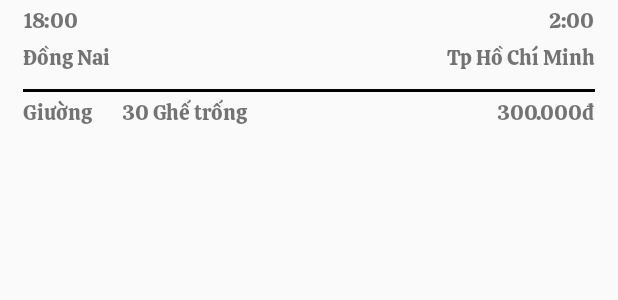
After one commit to dinhhongkong/Android_HeThongBanVeXe, an Android app: the layout journey_item_layout.xml on its own in the app's theme, with its tools: preview values and no code run, on a phone screen of 412 x 824 dp. The commit adds this screen. Shown: the top 300 px of the screen. Run offline under Robolectric (Android 15) with nearby library versions, the phone set to English and light mode, and no system bars.

Commit message:
update some feature

```diff
--- a/app/src/main/java/com/android/feature/profile/ProfileFragment.java
+++ b/app/src/main/java/com/android/feature/profile/ProfileFragment.java
@@ -25,5 +25,9 @@ public class ProfileFragment extends Fragment {
         return binding.getRoot();
     }
 
-
+    @Override
+    public void onDestroyView() {
+        binding = null;
+        super.onDestroyView();
+    }
 }
--- a/app/src/main/res/layout/fragment_reservation.xml
+++ b/app/src/main/res/layout/fragment_reservation.xml
@@ -25,10 +25,7 @@
             android:layout_width="match_parent"
             android:layout_height="wrap_content" />
 
-        <androidx.viewpager2.widget.ViewPager2
-            android:id="@+id/ViewPager"
-            android:layout_width="match_parent"
-            android:layout_height="match_parent" />
+
 
     </LinearLayout>
 
--- /dev/null
+++ b/app/src/main/res/layout/journey_item_layout.xml
@@ -0,0 +1,81 @@
+<?xml version="1.0" encoding="utf-8"?>
+<androidx.constraintlayout.widget.ConstraintLayout xmlns:android="http://schemas.android.com/apk/res/android"
+    xmlns:app="http://schemas.android.com/apk/res-auto"
+    android:layout_width="match_parent"
+    android:layout_height="wrap_content"
+    android:paddingStart="15dp"
+    android:paddingEnd="15dp">
+
+    <TextView
+        android:id="@+id/tvDepartureTime"
+        android:layout_width="wrap_content"
+        android:layout_height="wrap_content"
+        android:text="18:00"
+        app:layout_constraintStart_toStartOf="parent"
+        app:layout_constraintTop_toTopOf="parent" />
+
+    <TextView
+        android:id="@+id/tvDestinationTime"
+        android:layout_width="wrap_content"
+        android:layout_height="wrap_content"
+        android:text="2:00"
+        app:layout_constraintEnd_toEndOf="parent"
+        app:layout_constraintTop_toTopOf="parent" />
+
+    <TextView
+        android:id="@+id/tvDeparture"
+        android:layout_width="wrap_content"
+        android:layout_height="wrap_content"
+        android:text="Đồng Nai"
+        app:layout_constraintTop_toBottomOf="@+id/tvDepartureTime"
+        app:layout_constraintLeft_toLeftOf="parent"/>
+
+    <TextView
+        android:id="@+id/tvDestination"
+        android:layout_width="wrap_content"
+        android:layout_height="wrap_content"
+        android:text="Tp Hồ Chí Minh"
+        app:layout_constraintTop_toBottomOf="@+id/tvDestinationTime"
+        app:layout_constraintRight_toRightOf="parent"/>
+    <View
+        android:id="@+id/line"
+        android:layout_width="match_parent"
+        android:layout_height="2dp"
+        android:background="@color/black"
+        android:layout_marginTop="10dp"
+        app:layout_constraintTop_toBottomOf="@id/tvDeparture"/>
+
+    <TextView
+        android:id="@+id/tvSeatType"
+        android:layout_width="wrap_content"
+        android:layout_height="wrap_content"
+        android:text="Giường"
+        app:layout_constraintStart_toStartOf="parent"
+        app:layout_constraintTop_toBottomOf="@id/line" />
+
+    <TextView
+        android:id="@+id/tvEmptySeat"
+        android:layout_width="wrap_content"
+        android:layout_height="wrap_content"
+        android:text="30 Ghế trống"
+        android:layout_marginStart="20dp"
+        app:layout_constraintStart_toEndOf="@+id/tvSeatType"
+        app:layout_constraintTop_toBottomOf="@id/line" />
+
+    <TextView
+        android:id="@+id/tvPrice"
+        android:layout_width="wrap_content"
+        android:layout_height="wrap_content"
+        android:text="300.000đ"
+        app:layout_constraintTop_toBottomOf="@id/line"
+        app:layout_constraintEnd_toEndOf="parent"/>
+
+
+
+
+
+
+
+
+
+</androidx.constraintlayout.widget.ConstraintLayout>
--- a/app/src/main/res/navigation/home.xml
+++ b/app/src/main/res/navigation/home.xml
@@ -24,7 +24,7 @@
     </fragment>
     <fragment
         android:id="@+id/ticketFragment"
-        android:name="com.android.home.ticket.TicketFragment"
+        android:name="com.android.feature.home.ticket.TicketFragment"
         android:label="fragment_ticket"
         tools:layout="@layout/fragment_ticket">
         <action
@@ -36,7 +36,7 @@
     </fragment>
     <fragment
         android:id="@+id/reservationFragment"
-        android:name="com.android.home.reservation.ReservationFragment"
+        android:name="com.android.feature.home.reservation.ReservationFragment"
         android:label="fragment_reservation"
         tools:layout="@layout/fragment_reservation">
         <action
```
